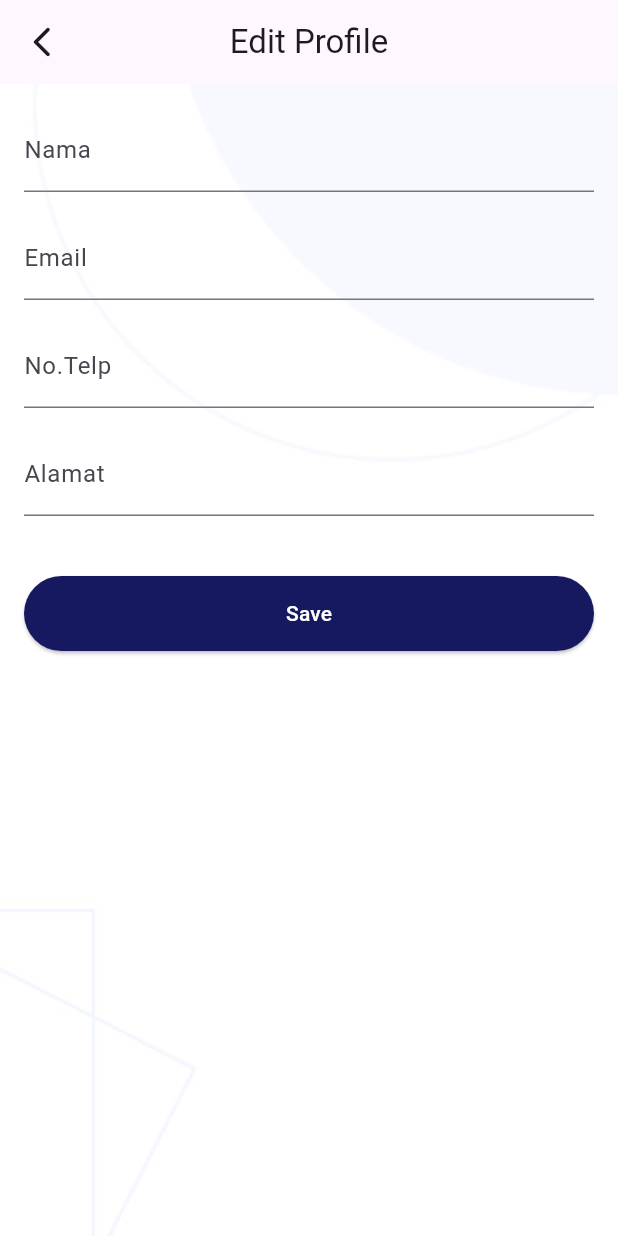
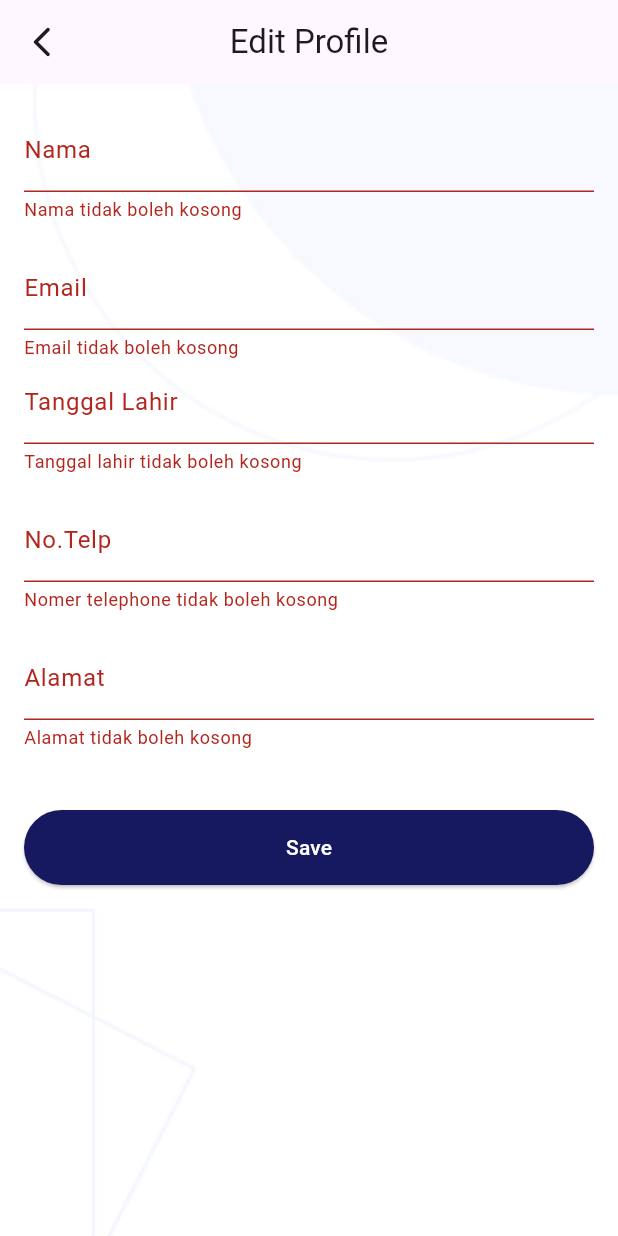
Before and after one commit to Rafiyudistra721/griya_rt_app, a Flutter app: the ProfileView screen opened by its route, after a tap on the "edit" icon, on a phone screen of 412 x 824 dp. Run offline on Flutter 3.47's test engine with Material 3 defaults, Android fonts, the light colour scheme and no system bars; our stand-ins replace cloud_firestore, convex_bottom_bar, firebase_auth, firebase_core, firebase_storage, get and 2 more; accounts and stored records are empty.

Commit message:
progress profile

```diff
--- a/lib/app/data/Models/user_model.dart
+++ b/lib/app/data/Models/user_model.dart
@@ -101,5 +101,7 @@ class UserModel {
     });
   }
 
-  static updateProduct(UserModel user) {}
+  //  static updateProduct(UserModel user) {}
+
+  //  update() {}
 }
--- a/lib/app/modules/editprofile/controllers/editprofile_controller.dart
+++ b/lib/app/modules/editprofile/controllers/editprofile_controller.dart
@@ -1,11 +1,64 @@
+import 'package:cloud_firestore/cloud_firestore.dart';
+
 import 'package:flutter/material.dart';
 import 'package:get/get.dart';
+import 'package:griya_rt_app/app/data/Models/user_model.dart';
 
 class EditprofileController extends GetxController {
+  RxBool isDataChanged = false.obs;
+
+  FirebaseFirestore firestore = FirebaseFirestore.instance;
   TextEditingController nameC = TextEditingController();
   TextEditingController emailC = TextEditingController();
   TextEditingController tlpC = TextEditingController();
   TextEditingController adressC = TextEditingController();
+  TextEditingController birthDateC = TextEditingController();
+
+  Future<void> updateProfileData(UserModel user) async {
+    try {
+      String Id = "I9o8R38G8fWfumOaAruBpPP7UKk1";
+      CollectionReference users =
+          FirebaseFirestore.instance.collection('users');
+      DocumentReference userDoc = users.doc(Id);
+
+      // Update data user pada Firestore
+      await userDoc.update({
+        'username': nameC.text,
+        'email': emailC.text,
+        'telephone': tlpC.text,
+        'adress': adressC.text,
+        // Tambahkan kolom-kolom data lainnya sesuai kebutuhan
+      });
+
+      Get.snackbar('Success', 'Profile updated successfully');
+    } catch (error) {
+      // Tangani kesalahan jika terjadi
+      print('Error updating profile: $error');
+      Get.snackbar('Error', 'Failed to update profile');
+    }
+  }
+
+  // Future<void> saveChanges(String userId) async {
+  //   try {
+  //     CollectionReference users = firestore.collection('users');
+  //     DocumentReference userDoc = users.doc(userId);
+
+  //     // Update data user pada Firestore
+  //     await userDoc.update({
+  //       'Username': nameC.text,
+  //       'email': emailC.text,
+  //       'Tanggal lahir': birthDateC.text,
+  //       'telephone': tlpC.text,
+  //       'adress': adressC.text,
+  //       // Tambahkan kolom-kolom data lainnya sesuai kebutuhan
+  //     });
+
+  //     Get.snackbar('Success', 'Profile updated successfully');
+  //   } catch (error) {
+  //     print('Error updating profile: $error');
+  //     Get.snackbar('Error', 'Failed to update profile');
+  //   }
+  // }
 
   final count = 0.obs;
   @override
--- a/lib/app/modules/editprofile/views/editprofile_view.dart
+++ b/lib/app/modules/editprofile/views/editprofile_view.dart
@@ -3,17 +3,21 @@ import 'dart:io';
 import 'package:flutter/material.dart';
 import 'package:get/get.dart';
 import 'package:image_picker/image_picker.dart';
-
+import '../../../data/Models/user_model.dart';
 import '../../../routes/app_pages.dart';
 import '../controllers/editprofile_controller.dart';
 
 class EditprofileView extends GetView<EditprofileController> {
+  final GlobalKey<FormState> form = GlobalKey<FormState>();
+  // final UserModel user = Get.arguments as UserModel;
+
   EditprofileView({Key? key}) : super(key: key);
+
   File? image;
   Future getImage() async {
-    final ImagePicker _picker = ImagePicker();
+    final ImagePicker picker = ImagePicker();
     final XFile? imagePicked =
-        await _picker.pickImage(source: ImageSource.gallery);
+        await picker.pickImage(source: ImageSource.gallery);
     image = File(imagePicked!.path);
   }
 
@@ -24,9 +28,7 @@ class EditprofileView extends GetView<EditprofileController> {
         leading: IconButton(
           icon: Icon(Icons.arrow_back_ios_new_rounded),
           onPressed: () {
-            Get.toNamed(
-              Routes.PROFILE,
-            );
+            Get.toNamed(Routes.PROFILE);
           },
         ),
         title: Text('Edit Profile'),
@@ -43,38 +45,75 @@ class EditprofileView extends GetView<EditprofileController> {
               ),
             ),
           ),
-          SizedBox(
-            height: 50,
-          ),
           Padding(
             padding: const EdgeInsets.all(16.0),
+            child: Form(
+              key: form,
+              autovalidateMode: AutovalidateMode.always,
               child: Column(
                 crossAxisAlignment: CrossAxisAlignment.stretch,
                 children: [
                   TextFormField(
                     controller: controller.nameC,
                     decoration: InputDecoration(labelText: 'Nama'),
+                    validator: (value) {
+                      if (value == null || value.isEmpty) {
+                        return 'Nama tidak boleh kosong';
+                      }
+                      return null;
+                    },
                   ),
                   SizedBox(height: 16),
                   TextFormField(
                     controller: controller.emailC,
                     decoration: InputDecoration(labelText: 'Email'),
+                    validator: (value) {
+                      if (value == null || value.isEmpty) {
+                        return 'Email tidak boleh kosong';
+                      }
+                      // Tambahkan validasi email jika diperlukan
+                      return null;
+                    },
+                  ),
+                  TextFormField(
+                    controller: controller.birthDateC,
+                    decoration: InputDecoration(labelText: 'Tanggal Lahir'),
+                    validator: (value) {
+                      if (value == null || value.isEmpty) {
+                        return 'Tanggal lahir tidak boleh kosong';
+                      }
+                      return null;
+                    },
                   ),
                   SizedBox(height: 16),
                   TextFormField(
                     controller: controller.tlpC,
                     decoration: InputDecoration(labelText: 'No.Telp'),
+                    validator: (value) {
+                      if (value == null || value.isEmpty) {
+                        return 'Nomer telephone tidak boleh kosong';
+                      }
+                      return null;
+                    },
                   ),
                   SizedBox(height: 16),
                   TextFormField(
                     controller: controller.adressC,
                     decoration: InputDecoration(labelText: 'Alamat'),
+                    validator: (value) {
+                      if (value == null || value.isEmpty) {
+                        return 'Alamat tidak boleh kosong';
+                      }
+                      return null;
+                    },
                   ),
                   SizedBox(height: 40),
                   ElevatedButton(
-                  onPressed: () {
-                    // Tambahkan logika untuk menyimpan perubahan
-                    // controller.saveChanges();
+                    onPressed: () async {
+                      if (form.currentState!.validate()) {
+                        // Panggil fungsi updateProfileData jika validasi sukses
+                        await controller.updateProfileData;
+                      }
                     },
                     style: ElevatedButton.styleFrom(
                       foregroundColor: Colors.white,
@@ -86,6 +125,7 @@ class EditprofileView extends GetView<EditprofileController> {
                 ],
               ),
             ),
+          ),
         ],
       ),
     );
--- a/lib/app/modules/login/views/login_view.dart
+++ b/lib/app/modules/login/views/login_view.dart
@@ -10,6 +10,7 @@ import '../controllers/login_controller.dart';
 class LoginView extends GetView<LoginController> {
   GlobalKey<FormState> formKey = GlobalKey();
   LoginView({super.key});
+
   @override
   Widget build(BuildContext context) {
     return Scaffold(
--- a/lib/app/modules/profile/controllers/profile_controller.dart
+++ b/lib/app/modules/profile/controllers/profile_controller.dart
@@ -1,10 +1,10 @@
 import 'package:cloud_firestore/cloud_firestore.dart';
-import 'package:firebase_auth/firebase_auth.dart';
 import 'package:get/get.dart';
 import 'package:griya_rt_app/app/data/Models/user_model.dart';
 
 class ProfileController extends GetxController {
   FirebaseFirestore firestore = FirebaseFirestore.instance;
+  RxBool isDataChanged = false.obs;
 
   //TODO: Implement ProfileController
   RxList<UserModel> rxUsers = RxList<UserModel>();
@@ -27,5 +27,5 @@ class ProfileController extends GetxController {
     super.onClose();
   }
 
-  void increment() => count.value++;
+  // void increment() => count.value++;
 }
--- a/lib/app/modules/profile/views/profile_view.dart
+++ b/lib/app/modules/profile/views/profile_view.dart
@@ -1,15 +1,20 @@
 import 'dart:io';
 import 'package:flutter/material.dart';
 import 'package:get/get.dart';
-import 'package:griya_rt_app/app/data/Models/user_model.dart';
+// import 'package:griya_rt_app/app/data/Models/user_model.dart';
+import 'package:intl/intl.dart';
 import '../../../routes/app_pages.dart';
+// import '../../editprofile/controllers/editprofile_controller.dart';
 import '../../login/controllers/login_controller.dart';
 import '../controllers/profile_controller.dart';
 import 'package:image_picker/image_picker.dart';
 import 'package:convex_bottom_bar/convex_bottom_bar.dart';
 
 class ProfileView extends GetView<ProfileController> {
+  // final EditprofileController editProfileController =
+  //     Get.put(EditprofileController());
   final authC = Get.find<LoginController>();
+  // UserModel user = Get.arguments ?? UserModel();
 
   ProfileView({Key? key}) : super(key: key);
   File? image;
@@ -50,6 +55,7 @@ class ProfileView extends GetView<ProfileController> {
                             : CircleAvatar(
                                 radius: 30,
                                 backgroundColor: Color(0xFF161960),
+                                // backgroundImage: AssetImage(''),
                               ),
                         Positioned(
                           bottom: 0,
@@ -86,15 +92,20 @@ class ProfileView extends GetView<ProfileController> {
                       ],
                     ),
                     SizedBox(width: 60),
-                    Positioned(
-                      top: 0,
-                      right: 0,
+                    Padding(
+                      padding: EdgeInsets.all(5),
                       child: IconButton(
                         icon: Icon(
                           Icons.edit,
                           color: Color(0xFF161960),
                         ),
                         onPressed: () {
+                          // Get.toNamed(Routes.EDITPROFILE, arguments: user);
+                          //     ?.then((edit) {
+                          //   if (edit != null && edit is UserModel) {
+                          //     controller.update();
+                          //   }
+                          // });
                           Get.toNamed(
                             Routes.EDITPROFILE,
                           );
@@ -146,6 +157,33 @@ class ProfileView extends GetView<ProfileController> {
                               SizedBox(width: 23),
                               Text(
                                 '${authC.user.email}',
+                                style: TextStyle(fontSize: 18),
+                              ),
+                            ],
+                          ),
+                        ],
+                      ),
+                    ),
+                    SizedBox(height: 20),
+                    Padding(
+                      padding: EdgeInsets.only(left: 33.0),
+                      child: Row(
+                        mainAxisAlignment: MainAxisAlignment.start,
+                        children: [
+                          Row(
+                            mainAxisAlignment: MainAxisAlignment.center,
+                            children: [
+                              Icon(
+                                Icons.cake,
+                                color: Color(0xFF161960),
+                                size: 40,
+                              ),
+                              SizedBox(width: 23),
+                              Text(
+                                authC.user.birthDate is DateTime
+                                    ? DateFormat("EEE, dd MMM y")
+                                        .format(authC.selectedDate!)
+                                    : '--',
                                 style: TextStyle(fontSize: 18),
                               ),
                             ],
--- a/pubspec.yaml
+++ b/pubspec.yaml
@@ -40,4 +40,5 @@ flutter:
     - assets/icons/logo_login.png
     - assets/bgLR.png
     - assets/bgLR.jpg
+
   uses-material-design: true
```
Lines whose indentation alone changed are shown as unchanged.
